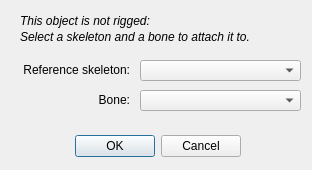
First picture: the form in askBoneDialog.ui, repository Swyter/openbrf-redux, before the edit.
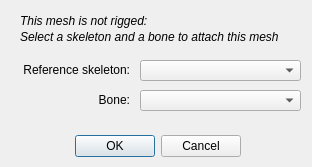
Second picture: the form after the edit.

The edit to the form file:
```diff
--- a/askBoneDialog.ui
+++ b/askBoneDialog.ui
@@ -7,7 +7,7 @@
     <x>0</x>
     <y>0</y>
     <width>312</width>
-    <height>170</height>
+    <height>167</height>
    </rect>
   </property>
   <property name="windowTitle">
@@ -96,7 +96,7 @@
     </font>
    </property>
    <property name="text">
-    <string>This object is not rigged:</string>
+    <string>This mesh is not rigged:</string>
    </property>
   </widget>
   <widget class="QLabel" name="label_4">
@@ -114,7 +114,7 @@
     </font>
    </property>
    <property name="text">
-    <string>Select a skeleton and a bone to attach it to.</string>
+    <string>Select a skeleton and a bone to attach this mesh to.</string>
    </property>
   </widget>
  </widget>
```
